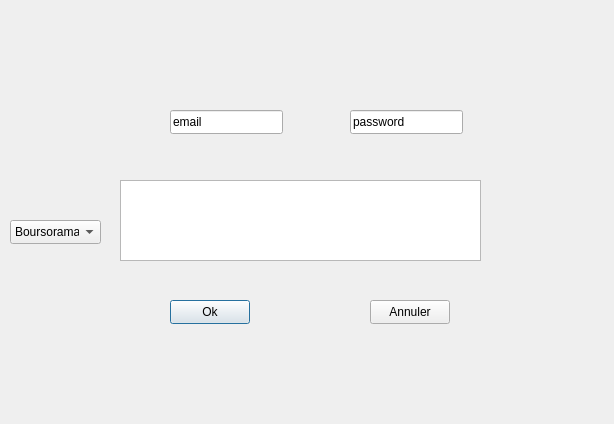
The window that numero_compte.ui (DjallalChafai/gestion-banque) describes before a commit, drawn with Qt 5.
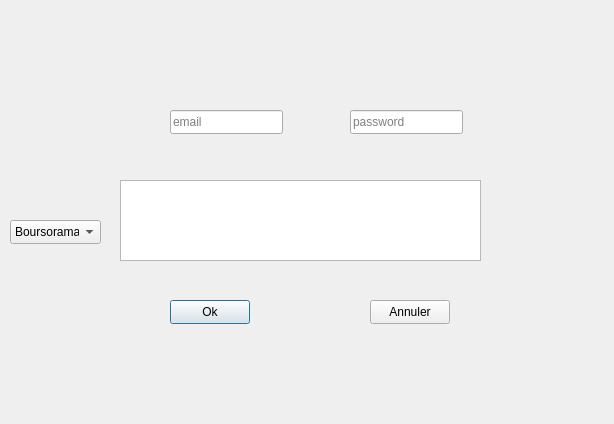
The same window after the commit.

Diff of the .ui file:
```diff
--- a/numero_compte.ui
+++ b/numero_compte.ui
@@ -74,6 +74,9 @@
     </rect>
    </property>
    <property name="text">
+    <string/>
+   </property>
+   <property name="placeholderText">
     <string>email</string>
    </property>
   </widget>
@@ -86,7 +89,7 @@
      <height>24</height>
     </rect>
    </property>
-   <property name="text">
+   <property name="placeholderText">
     <string>password</string>
    </property>
   </widget>
```
Left out of the diff: 6 changed lines with no effect on the pictures.
